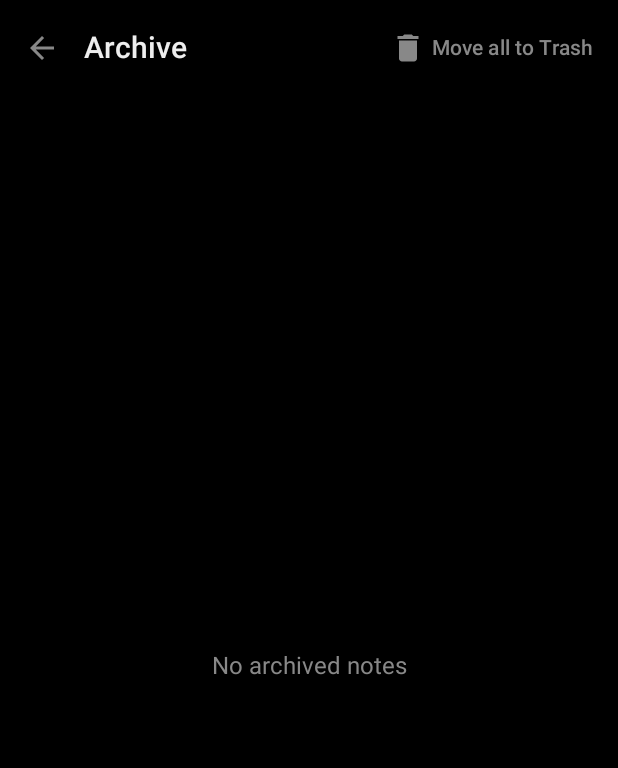
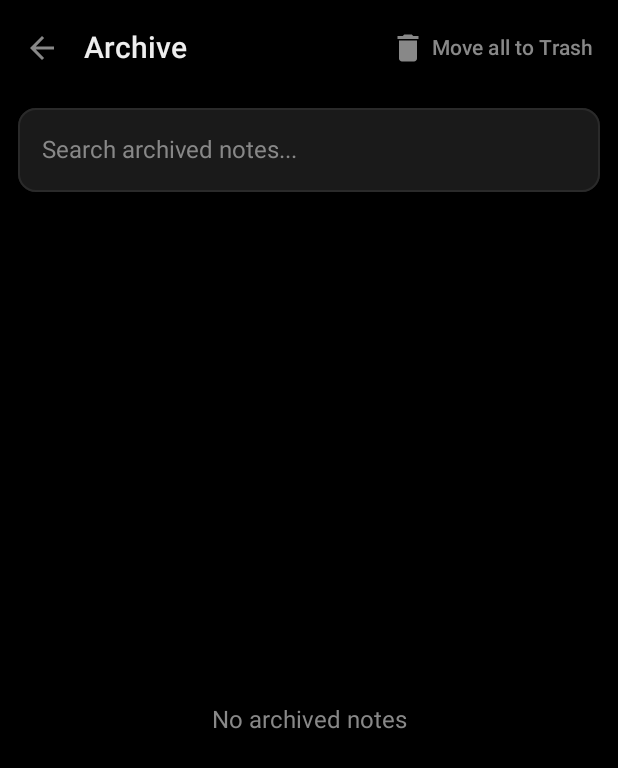
Before and after one commit to loudbyte/nice-notes, an Android app built with Jetpack Compose: the ArchiveScreen screen opened through its navigation route, on a phone screen of 412 x 824 dp. Shown: the top 768 px of the screen. Run offline under Robolectric (Android 15) with nearby library versions, the phone set to English and light mode, and no system bars; our stand-ins replace Dagger/Hilt's generated code; libraries missing offline, so code that uses them is left out: androidx.hilt.lifecycle, sh.calvin.reorderable.

Commit message:
Add Search to other screens

```diff
--- a/app/src/main/java/com/nicenotes/data/db/NoteDao.kt
+++ b/app/src/main/java/com/nicenotes/data/db/NoteDao.kt
@@ -37,6 +37,23 @@ interface NoteDao {
         ORDER BY isPinned DESC, position DESC
     """)
     fun searchActiveNotes(query: String): Flow<List<NoteEntity>>
+
+    @Query("""
+        SELECT * FROM notes
+        WHERE isArchived = 1
+          AND isTrashed = 0
+          AND mContent LIKE '%' || :query || '%'
+        ORDER BY mUpdateTime DESC
+    """)
+    fun searchArchivedNotes(query: String): Flow<List<NoteEntity>>
+
+    @Query("""
+        SELECT * FROM notes
+        WHERE isTrashed = 1
+          AND mContent LIKE '%' || :query || '%'
+        ORDER BY mUpdateTime DESC
+    """)
+    fun searchTrashedNotes(query: String): Flow<List<NoteEntity>>
 
     @Query("SELECT * FROM notes WHERE isArchived = 1 AND isTrashed = 0 ORDER BY mUpdateTime DESC")
     fun observeArchivedNotes(): Flow<List<NoteEntity>>
--- a/app/src/main/java/com/nicenotes/domain/usecase/UseCases.kt
+++ b/app/src/main/java/com/nicenotes/domain/usecase/UseCases.kt
@@ -19,6 +19,14 @@ class GetTrashedNotesUseCase @Inject constructor(private val repo: NoteRepositor
 
 class SearchNotesUseCase @Inject constructor(private val repo: NoteRepository) {
     operator fun invoke(query: String): Flow<List<Note>> = repo.searchNotes(query)
+}
+
+class SearchArchivedNotesUseCase @Inject constructor(private val repo: NoteRepository) {
+    operator fun invoke(query: String): Flow<List<Note>> = repo.searchArchivedNotes(query)
+}
+
+class SearchTrashedNotesUseCase @Inject constructor(private val repo: NoteRepository) {
+    operator fun invoke(query: String): Flow<List<Note>> = repo.searchTrashedNotes(query)
 }
 
 class SaveNoteUseCase @Inject constructor(private val repo: NoteRepository) {
--- a/app/src/main/java/com/nicenotes/ui/screen/archive/ArchiveScreen.kt
+++ b/app/src/main/java/com/nicenotes/ui/screen/archive/ArchiveScreen.kt
@@ -29,6 +29,8 @@ fun ArchiveScreen(
     viewModel: ArchiveViewModel = hiltViewModel()
 ) {
     val notes by viewModel.notes.collectAsStateWithLifecycle()
+    val searchQuery by viewModel.searchQuery.collectAsStateWithLifecycle()
+    val archivedCount by viewModel.archivedCount.collectAsStateWithLifecycle()
     val snackbarHostState = remember { SnackbarHostState() }
     val coroutineScope = rememberCoroutineScope()
     var editingNote by remember { mutableStateOf<Note?>(null) }
@@ -101,17 +103,17 @@ fun ArchiveScreen(
                 actions = {
                     TextButton(
                         onClick = { showMoveAllConfirmation = true },
-                        enabled = notes.isNotEmpty()
+                        enabled = archivedCount > 0
                     ) {
                         Icon(
                             Icons.Default.Delete,
                             contentDescription = null,
-                            tint = if (notes.isNotEmpty()) ImportantRed else TextSecondary
+                            tint = if (archivedCount > 0) ImportantRed else TextSecondary
                         )
                         Spacer(Modifier.width(4.dp))
                         Text(
                             "Move all to Trash",
-                            color = if (notes.isNotEmpty()) ImportantRed else TextSecondary
+                            color = if (archivedCount > 0) ImportantRed else TextSecondary
                         )
                     }
                 },
@@ -119,22 +121,51 @@ fun ArchiveScreen(
             )
         }
     ) { padding ->
+        Column(
+            modifier = Modifier
+                .fillMaxSize()
+                .padding(padding)
+        ) {
+            OutlinedTextField(
+                value = searchQuery,
+                onValueChange = viewModel::setSearchQuery,
+                placeholder = {
+                    Text("Search archived notes...", color = TextSecondary)
+                },
+                colors = OutlinedTextFieldDefaults.colors(
+                    focusedBorderColor = AccentWhite.copy(alpha = 0.3f),
+                    unfocusedBorderColor = Divider,
+                    focusedTextColor = TextPrimary,
+                    unfocusedTextColor = TextPrimary,
+                    cursorColor = AccentWhite,
+                    focusedContainerColor = SurfaceVariant,
+                    unfocusedContainerColor = SurfaceVariant,
+                ),
+                shape = RoundedCornerShape(12.dp),
+                singleLine = true,
+                modifier = Modifier
+                    .fillMaxWidth()
+                    .padding(horizontal = 12.dp, vertical = 8.dp)
+            )
             if (notes.isEmpty()) {
                 Box(
                     modifier = Modifier
+                        .weight(1f)
                         .fillMaxSize()
-                    .background(Black)
-                    .padding(padding),
+                        .background(Black),
                     contentAlignment = Alignment.Center
                 ) {
-                Text("No archived notes", color = TextSecondary)
+                    Text(
+                        if (searchQuery.isBlank()) "No archived notes" else "No matching notes",
+                        color = TextSecondary
+                    )
                 }
             } else {
                 LazyColumn(
                     modifier = Modifier
+                        .weight(1f)
                         .fillMaxSize()
-                    .background(Black)
-                    .padding(padding),
+                        .background(Black),
                     contentPadding = PaddingValues(bottom = 32.dp)
                 ) {
                     items(
@@ -197,6 +228,7 @@ fun ArchiveScreen(
                 }
             }
         }
+    }
 
     if (showEditor && editingNote != null) {
         NoteEditorSheet(
@@ -222,7 +254,7 @@ fun ArchiveScreen(
         AlertDialog(
             onDismissRequest = { showMoveAllConfirmation = false },
             title = { Text("Move all notes to Trash?") },
-            text = { Text("This moves ${notes.size} notes to Trash.") },
+            text = { Text("This moves $archivedCount notes to Trash.") },
             confirmButton = {
                 TextButton(
                     onClick = {
--- a/app/src/main/java/com/nicenotes/ui/screen/archive/ArchiveViewModel.kt
+++ b/app/src/main/java/com/nicenotes/ui/screen/archive/ArchiveViewModel.kt
@@ -8,10 +8,16 @@ import com.nicenotes.domain.usecase.GetArchivedNotesUseCase
 import com.nicenotes.domain.usecase.MoveAllArchivedToTrashUseCase
 import com.nicenotes.domain.usecase.MoveNoteToTrashUseCase
 import com.nicenotes.domain.usecase.RestoreFromTrashUseCase
+import com.nicenotes.domain.usecase.SearchArchivedNotesUseCase
 import com.nicenotes.domain.usecase.UnarchiveNoteUseCase
 import dagger.hilt.android.lifecycle.HiltViewModel
+import kotlinx.coroutines.ExperimentalCoroutinesApi
 import kotlinx.coroutines.channels.Channel
+import kotlinx.coroutines.flow.MutableStateFlow
 import kotlinx.coroutines.flow.SharingStarted
+import kotlinx.coroutines.flow.asStateFlow
+import kotlinx.coroutines.flow.flatMapLatest
+import kotlinx.coroutines.flow.map
 import kotlinx.coroutines.flow.receiveAsFlow
 import kotlinx.coroutines.flow.stateIn
 import kotlinx.coroutines.launch
@@ -20,7 +26,8 @@ import javax.inject.Inject
 
 @HiltViewModel
 class ArchiveViewModel @Inject constructor(
-    getArchivedNotesUseCase: GetArchivedNotesUseCase,
+    private val getArchivedNotesUseCase: GetArchivedNotesUseCase,
+    private val searchArchivedNotesUseCase: SearchArchivedNotesUseCase,
     private val unarchiveNoteUseCase: UnarchiveNoteUseCase,
     private val archiveNoteUseCase: ArchiveNoteUseCase,
     private val moveNoteToTrashUseCase: MoveNoteToTrashUseCase,
@@ -28,13 +35,29 @@ class ArchiveViewModel @Inject constructor(
     private val moveAllArchivedToTrashUseCase: MoveAllArchivedToTrashUseCase,
 ) : ViewModel() {
 
-    val notes = getArchivedNotesUseCase()
+    private val _searchQuery = MutableStateFlow("")
+    val searchQuery = _searchQuery.asStateFlow()
+
+    @OptIn(ExperimentalCoroutinesApi::class)
+    val notes = _searchQuery
+        .flatMapLatest { query ->
+            if (query.isBlank()) getArchivedNotesUseCase()
+            else searchArchivedNotesUseCase(query)
+        }
         .stateIn(viewModelScope, SharingStarted.WhileSubscribed(5000), emptyList())
+
+    val archivedCount = getArchivedNotesUseCase()
+        .map { it.size }
+        .stateIn(viewModelScope, SharingStarted.WhileSubscribed(5000), 0)
 
     private val _events = Channel<UiEvent>()
     val events = _events.receiveAsFlow()
     private val deletedNotes = mutableMapOf<String, Note>()
     private val unarchivedNotes = mutableMapOf<String, Note>()
+
+    fun setSearchQuery(query: String) {
+        _searchQuery.value = query
+    }
 
     fun unarchiveNote(note: Note) {
         viewModelScope.launch {
```
Also changed, not shown: app/src/main/java/com/nicenotes/data/repository/NoteRepository.kt (+8 -0 lines), app/src/main/java/com/nicenotes/ui/screen/trash/TrashScreen.kt (+41 -9 lines), app/src/main/java/com/nicenotes/ui/screen/trash/TrashViewModel.kt (+25 -2 lines). Lines whose indentation alone changed are shown as unchanged.
